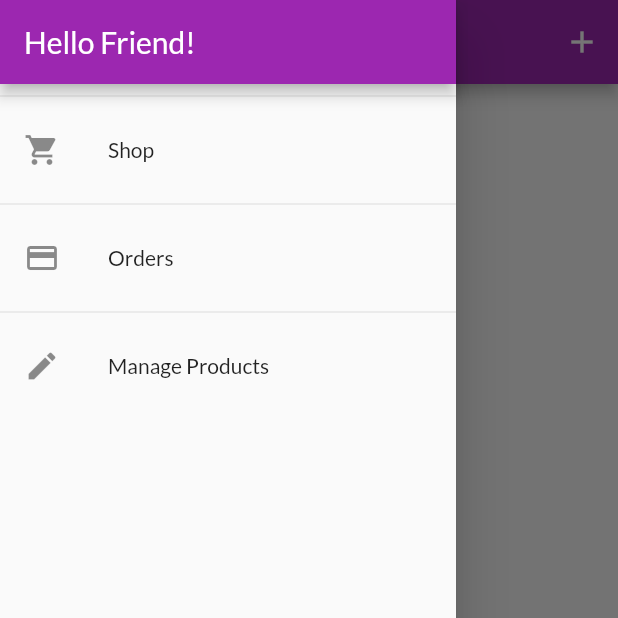
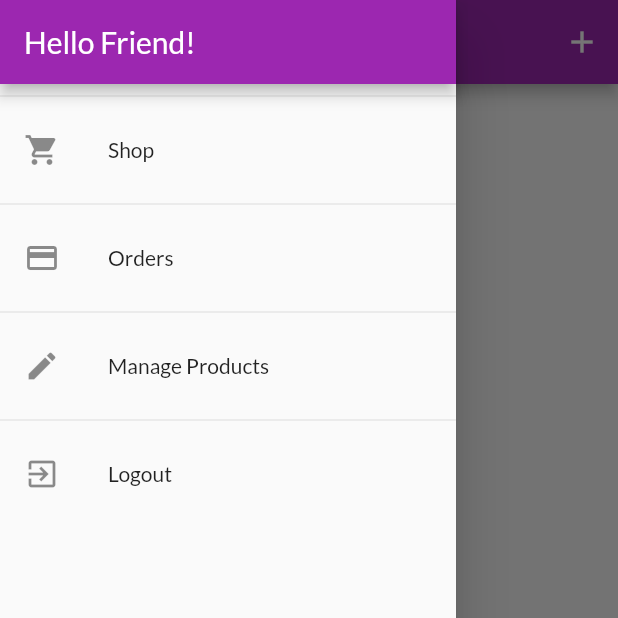
Before and after one commit to MAHFOUFRabah/shop_app, a Flutter app: the UserProductsScreen screen opened by its route, with the side drawer open, on a phone screen of 412 x 824 dp, the top half of it. Run offline on Flutter 3.47's test engine with Material 2 defaults, Android fonts, the phone set to English and light mode, and no system bars; our stand-ins replace shared_preferences; accounts and stored records are empty; network calls fail.

```diff
--- a/lib/screens/user_product_scree.dart
+++ b/lib/screens/user_product_scree.dart
@@ -8,12 +8,14 @@ import 'package:shop_app/widgets/user_products_item.dart';
 class UserProductsScreen extends StatelessWidget {
   static const routeName = '/user-products';
   Future<void> _refreshProducts(BuildContext context) async {
-    await Provider.of<Products>(context,listen: false).fetchAndSetProducts();
+    await Provider.of<Products>(context, listen: false)
+        .fetchAndSetProducts(true);
   }
 
   @override
   Widget build(BuildContext context) {
-    final productsData = Provider.of<Products>(context);
+    //final productsData = Provider.of<Products>(context);
+    print('building...');
     return Scaffold(
       appBar: AppBar(
         title: Text('Your Products'),
@@ -27,11 +29,17 @@ class UserProductsScreen extends StatelessWidget {
         ],
       ),
       drawer: AppDrawer(),
-      body: RefreshIndicator(
-        onRefresh: () =>
-          _refreshProducts(context)
-        ,
-        child: Padding(
+      body: FutureBuilder(
+        future: _refreshProducts(context),
+        builder: (ctx, snapshot) =>
+            snapshot.connectionState == ConnectionState.waiting
+                ? Center(
+                    child: CircularProgressIndicator(),
+                  )
+                : RefreshIndicator(
+                    onRefresh: () => _refreshProducts(context),
+                    child: Consumer<Products>(
+                      builder: (ctx, productsData, _) => Padding(
                         padding: EdgeInsets.all(8),
                         child: ListView.builder(
                           itemCount: productsData.items.length,
@@ -48,6 +56,8 @@ class UserProductsScreen extends StatelessWidget {
                         ),
                       ),
                     ),
+                  ),
+      ),
     );
   }
 }
--- a/lib/widgets/app_drawer.dart
+++ b/lib/widgets/app_drawer.dart
@@ -1,4 +1,6 @@
 import 'package:flutter/material.dart';
+import 'package:provider/provider.dart';
+import 'package:shop_app/providers/auth.dart';
 import 'package:shop_app/screens/orders_screen.dart';
 import 'package:shop_app/screens/user_product_scree.dart';
 
@@ -38,6 +40,16 @@ class AppDrawer extends StatelessWidget {
                   .pushReplacementNamed((UserProductsScreen.routeName));
             },
           ),
+          Divider(),
+          ListTile(
+            leading: Icon(Icons.exit_to_app),
+            title: Text('Logout'),
+            onTap: () {
+              Navigator.of(context).pop();
+              Navigator.of(context).pushReplacementNamed('/');
+              Provider.of<Auth>(context,listen: false).logout();
+            },
+          ),
         ],
       ),
     );
--- a/lib/widgets/product_item.dart
+++ b/lib/widgets/product_item.dart
@@ -1,5 +1,6 @@
 import 'package:flutter/material.dart';
 import 'package:provider/provider.dart';
+import 'package:shop_app/providers/auth.dart';
 import 'package:shop_app/providers/cart.dart';
 import 'package:shop_app/providers/product.dart';
 import 'package:shop_app/screens/product_detail_screen.dart';
@@ -9,6 +10,7 @@ class ProductItem extends StatelessWidget {
   Widget build(BuildContext context) {
     final product = Provider.of<Product>(context);
     final cart = Provider.of<Cart>(context, listen: false);
+    final authData = Provider.of<Auth>(context, listen: false);
 
     return ClipRRect(
       borderRadius: BorderRadius.circular(10),
@@ -31,7 +33,7 @@ class ProductItem extends StatelessWidget {
               color: Theme.of(context).accentColor,
             ),
             onPressed: () {
-              product.toggleFavoriteStatus();
+              product.toggleFavoriteStatus(authData.token,authData.userId);
             },
           ),
           title: Text(
--- a/pubspec.yaml
+++ b/pubspec.yaml
@@ -26,6 +26,7 @@ dependencies:
   provider: ^4.3.2+1
   intl: ^0.16.1
   http: ^0.12.2
+  shared_preferences: ^0.5.10
 
 
   # The following adds the Cupertino Icons font to your application.
```
Also changed, not shown: lib/main.dart (+18 -4 lines), lib/providers/auth.dart (+67 -1 lines), lib/providers/orders.dart (+7 -4 lines), lib/providers/product.dart (+8 -6 lines), lib/providers/products.dart (+23 -14 lines), lib/screens/splash_screen.dart (added, +12 -0 lines), pubspec.lock, 3 other files. Lines whose indentation alone changed are shown as unchanged.
